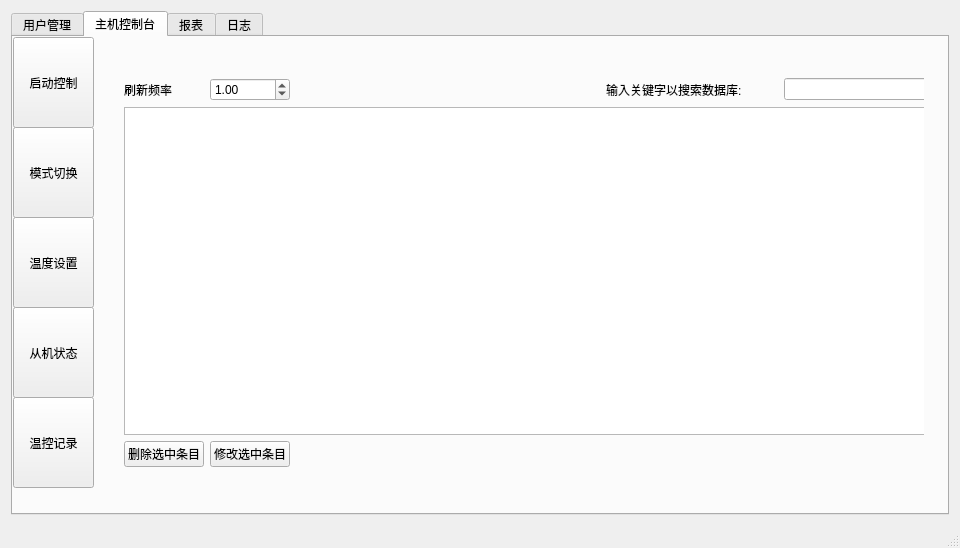
Above: master/mainwindow.ui from fengshenfeilian/airCondition before the change. Below: the same form after it.
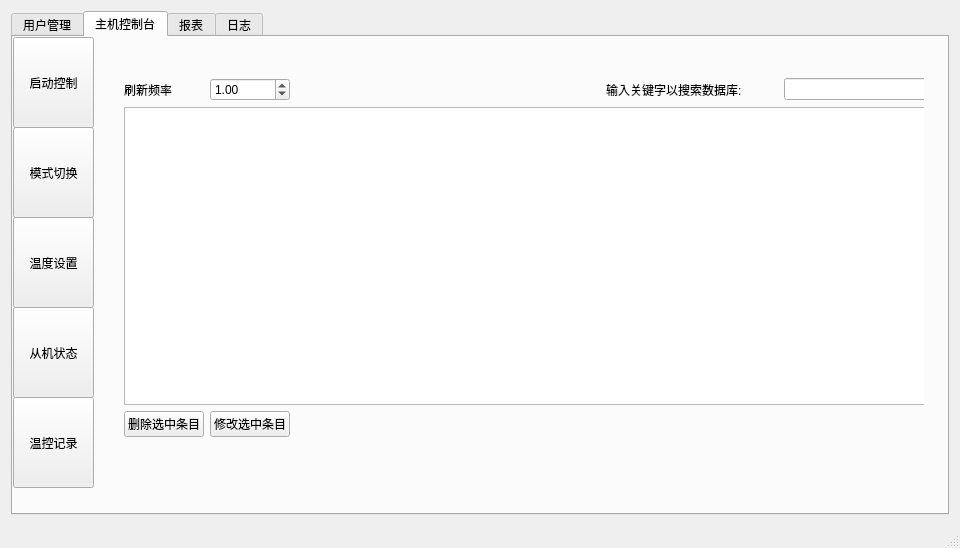
That is the form after the change. The open tabs and pages were chosen to show the change.

```diff
--- a/master/mainwindow.ui
+++ b/master/mainwindow.ui
@@ -261,7 +261,7 @@
             <x>0</x>
             <y>0</y>
             <width>831</width>
-            <height>411</height>
+            <height>381</height>
            </rect>
           </property>
           <layout class="QGridLayout" name="gridLayout_3">
@@ -368,7 +368,7 @@
          <rect>
           <x>120</x>
           <y>0</y>
-          <width>101</width>
+          <width>111</width>
           <height>21</height>
          </rect>
         </property>
@@ -379,9 +379,9 @@
        <widget class="QLabel" name="lbStatusMode">
         <property name="geometry">
          <rect>
-          <x>240</x>
+          <x>260</x>
           <y>0</y>
-          <width>101</width>
+          <width>111</width>
           <height>20</height>
          </rect>
         </property>
```
Left out of the diff: 4 changed lines with no effect on the pictures.
